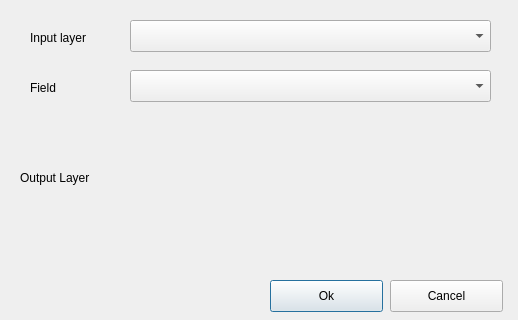
The window that dorling_cartogram_dialog_base.ui (tlinard/qgis-dorling) describes before a commit, drawn with Qt 5.
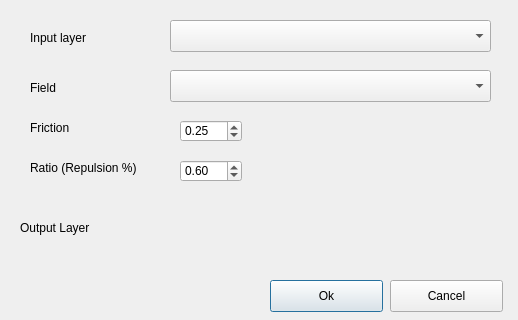
The same window after the commit. Custom widgets are drawn as their Qt base class.

Commit message: Add friction and ratio selection

```diff
--- a/dorling_cartogram_dialog_base.ui
+++ b/dorling_cartogram_dialog_base.ui
@@ -68,9 +68,9 @@
   <widget class="QComboBox" name="comboBoxLayer">
    <property name="geometry">
     <rect>
-     <x>130</x>
+     <x>170</x>
      <y>20</y>
-     <width>361</width>
+     <width>321</width>
      <height>32</height>
     </rect>
    </property>
@@ -78,9 +78,9 @@
   <widget class="QComboBox" name="comboBoxField">
    <property name="geometry">
     <rect>
-     <x>130</x>
+     <x>170</x>
      <y>70</y>
-     <width>361</width>
+     <width>321</width>
      <height>32</height>
     </rect>
    </property>
@@ -101,8 +101,8 @@
   <widget class="QgsFileWidget" name="mQgsFileWidgetOutput">
    <property name="geometry">
     <rect>
-     <x>140</x>
-     <y>160</y>
+     <x>130</x>
+     <y>220</y>
      <width>341</width>
      <height>27</height>
     </rect>
@@ -115,7 +115,7 @@
    <property name="geometry">
     <rect>
      <x>20</x>
-     <y>170</y>
+     <y>220</y>
      <width>101</width>
      <height>16</height>
     </rect>
@@ -124,6 +124,70 @@
     <string>Output Layer</string>
    </property>
   </widget>
+  <widget class="QLabel" name="label_4">
+   <property name="geometry">
+    <rect>
+     <x>30</x>
+     <y>120</y>
+     <width>61</width>
+     <height>16</height>
+    </rect>
+   </property>
+   <property name="text">
+    <string>Friction</string>
+   </property>
+  </widget>
+  <widget class="QLabel" name="label_5">
+   <property name="geometry">
+    <rect>
+     <x>30</x>
+     <y>160</y>
+     <width>131</width>
+     <height>16</height>
+    </rect>
+   </property>
+   <property name="text">
+    <string>Ratio (Repulsion %)</string>
+   </property>
+  </widget>
+  <widget class="QDoubleSpinBox" name="doubleSpinBoxFriction">
+   <property name="geometry">
+    <rect>
+     <x>180</x>
+     <y>120</y>
+     <width>62</width>
+     <height>22</height>
+    </rect>
+   </property>
+   <property name="maximum">
+    <double>1.000000000000000</double>
+   </property>
+   <property name="singleStep">
+    <double>0.010000000000000</double>
+   </property>
+   <property name="value">
+    <double>0.250000000000000</double>
+   </property>
+  </widget>
+  <widget class="QDoubleSpinBox" name="doubleSpinBoxRatio">
+   <property name="geometry">
+    <rect>
+     <x>180</x>
+     <y>160</y>
+     <width>62</width>
+     <height>22</height>
+    </rect>
+   </property>
+   <property name="maximum">
+    <double>1.000000000000000</double>
+   </property>
+   <property name="singleStep">
+    <double>0.010000000000000</double>
+   </property>
+   <property name="value">
+    <double>0.600000000000000</double>
+   </property>
+  </widget>
  </widget>
  <customwidgets>
   <customwidget>
```
The commit also changes 1 other file.
